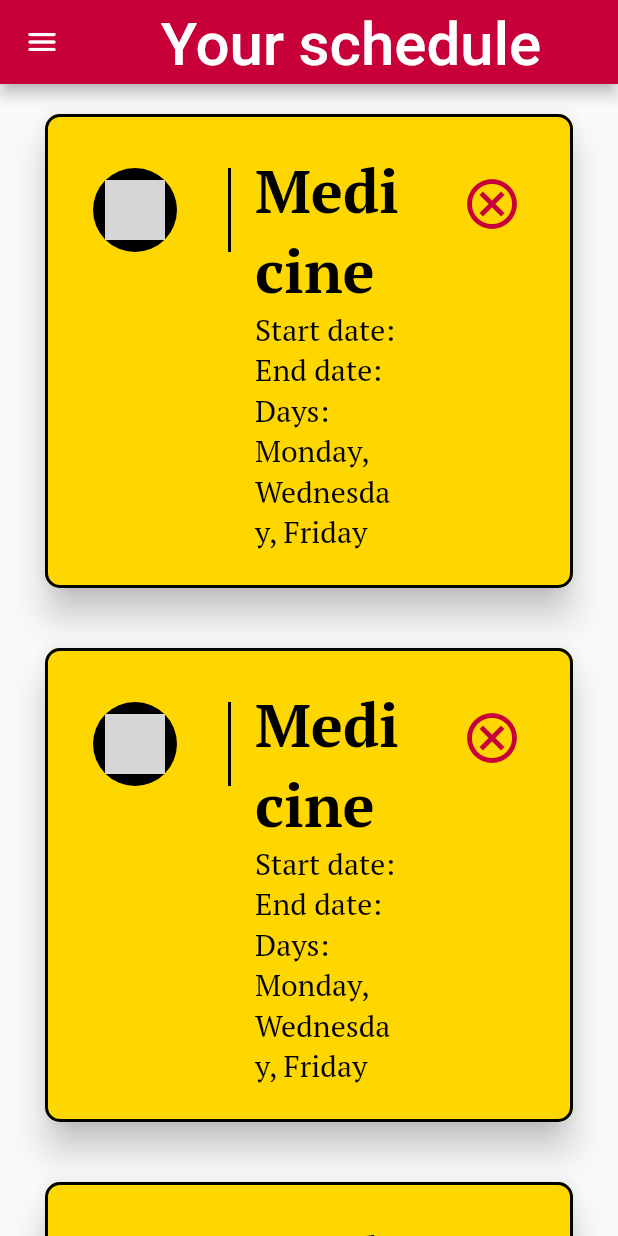
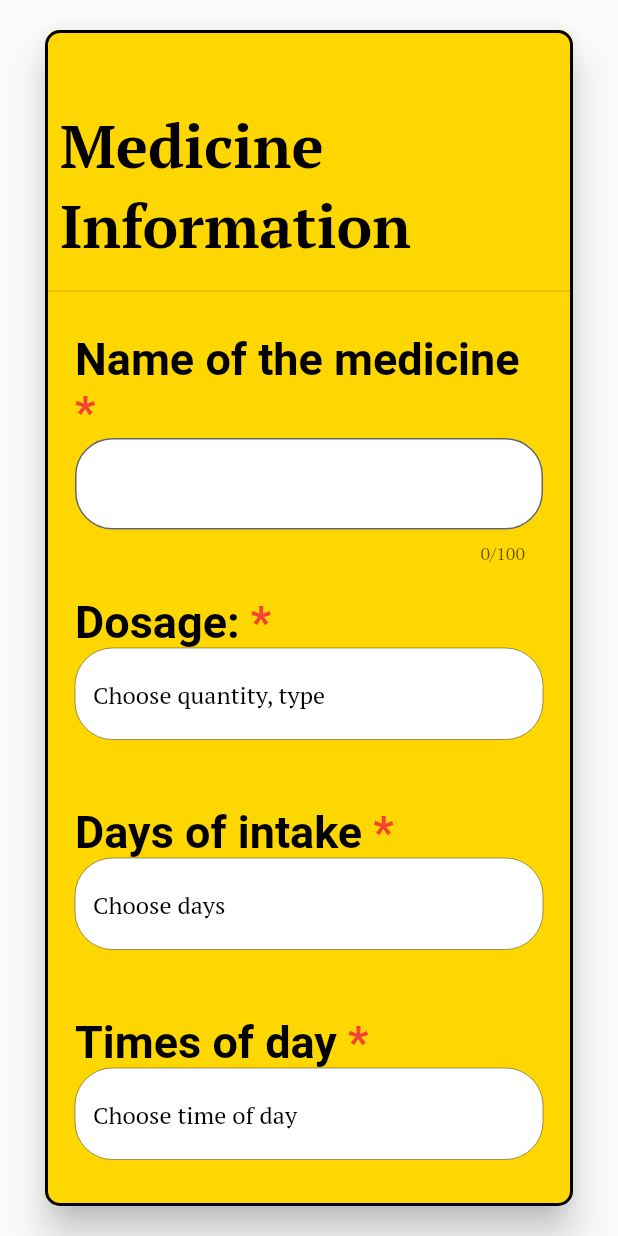
Before and after one commit to adviti-mishra/MediHealth, a Flutter app: the screen it shows after launch, on a phone screen of 412 x 824 dp. Run offline on Flutter 3.47's test engine with Material 2 defaults, Android fonts, the light colour scheme and no system bars; our stand-ins replace google_fonts; Roboto replaces fonts that are missing (Oleo Script Swash Caps); key blocks and very long unbroken strings in the code were emptied for the run; grey boxes are pictures that could not be loaded.

Commit message:
Add a medicine screen. TODO: fix date error:

```diff
--- a/lib/main.dart
+++ b/lib/main.dart
@@ -1,7 +1,8 @@
 import 'package:flutter/material.dart';
 import 'package:google_fonts/google_fonts.dart';
+import 'screens/inner_screens/add_medicine.dart';
 //import 'screens/auth/login.dart';
-import 'screens/medicine_screen.dart';
+//import 'screens/medicine_screen.dart';
 import '../../constants/color_shades.dart';
 
 void main() {
@@ -24,7 +25,7 @@ class MyApp extends StatelessWidget {
         //scaffoldBackgroundColor: ,
         primaryColor: ColorShades.text1,
       ),
-      home: const MedicineScreen(),
+      home: const AddMedicine(),
     );
   }
 }
--- a/lib/screens/auth/forgotpassword.dart
+++ b/lib/screens/auth/forgotpassword.dart
@@ -13,7 +13,7 @@ class ForgotPassword extends StatefulWidget {
 
 class _ForgotPasswordState extends State<ForgotPassword> {
   final TextEditingController _emailTextController =
-      TextEditingController(text: ' ');
+      TextEditingController();
   final _loginFormKey = GlobalKey<FormState>();
 
   @override
--- a/lib/screens/auth/login.dart
+++ b/lib/screens/auth/login.dart
@@ -14,9 +14,9 @@ class Login extends StatefulWidget {
 
 class _LoginState extends State<Login> {
   final TextEditingController _emailTextController =
-      TextEditingController(text: ' ');
+      TextEditingController();
   final TextEditingController _passwordTextController =
-      TextEditingController(text: ' ');
+      TextEditingController();
   bool _obscureText = true;
   final _loginFormKey = GlobalKey<FormState>();
 
--- a/lib/screens/auth/signup.dart
+++ b/lib/screens/auth/signup.dart
@@ -13,13 +13,13 @@ class SignUp extends StatefulWidget {
 
 class _SignUpState extends State<SignUp> {
   final TextEditingController _emailTextController =
-      TextEditingController(text: ' ');
+      TextEditingController();
   final TextEditingController _passwordTextController =
-      TextEditingController(text: ' ');
+      TextEditingController();
   final TextEditingController _firstnameTextController =
-      TextEditingController(text: ' ');
+      TextEditingController();
   final TextEditingController _lastnameTextController =
-      TextEditingController(text: ' ');
+      TextEditingController();
 
   bool _obscureText = true;
   final _signUpFormKey = GlobalKey<FormState>();
--- /dev/null
+++ b/lib/screens/inner_screens/add_medicine.dart
@@ -0,0 +1,367 @@
+import 'package:flutter/material.dart';
+import 'package:practice_app/constants/color_shades.dart';
+
+class AddMedicine extends StatefulWidget {
+  const AddMedicine({Key? key}) : super(key: key);
+  @override
+  _AddMedicine createState() => _AddMedicine();
+}
+
+class _AddMedicine extends State<AddMedicine> {
+  // initializing TextEditingControllers
+  final TextEditingController _medicineNameTextController =
+      TextEditingController();
+  final TextEditingController _medicineDosageTextController =
+      TextEditingController(text: 'Choose quantity, type');
+  final TextEditingController _medicineDaysTextController =
+      TextEditingController(text: 'Choose days');
+  final TextEditingController _medicineTimeofDayTextController =
+      TextEditingController(text: 'Choose time of day');
+
+  final TextEditingController _startDateTextController =
+      TextEditingController(text: 'Choose start date');
+  final TextEditingController _endDateTextController =
+      TextEditingController(text: 'Choose end date');
+  final TextEditingController _medicineDescriptionTextController =
+      TextEditingController();
+
+  final _uploadMedicineFormKey = GlobalKey<FormState>();
+
+  DateTime? startDate;
+  DateTime? endDate;
+
+  @override
+  // deconstructor : TextEditingControllers
+  void dispose() {
+    super.dispose();
+    _medicineNameTextController.dispose();
+    _medicineDaysTextController.dispose();
+    _medicineTimeofDayTextController.dispose();
+    _medicineDosageTextController.dispose();
+    _startDateTextController.dispose();
+    _endDateTextController.dispose();
+    _medicineDescriptionTextController.dispose();
+  }
+
+  RichText mandatoryHeader({required String desiredHeader}) {
+    return RichText(
+      text: TextSpan(
+        children: [
+          TextSpan(
+              text: desiredHeader,
+              style: TextStyle(
+                color: ColorShades.text2,
+                fontSize: 30,
+                fontWeight: FontWeight.bold,
+              )),
+          const TextSpan(
+              text: '*',
+              style: TextStyle(
+                color: Colors.red,
+                fontSize: 30,
+                fontWeight: FontWeight.bold,
+              )),
+        ],
+      ),
+    );
+  }
+
+  SizedBox verticalSpace(double desiredHeight) {
+    return SizedBox(height: desiredHeight);
+  }
+
+  void _uploadTaskForm() {
+    final isValid = _uploadMedicineFormKey.currentState!.validate();
+    if (isValid) {
+      print('it is valid');
+    } else {
+      print('it is not valid');
+    }
+  }
+
+  InkWell fieldValidation(
+      {required String valueKey,
+      required TextEditingController controller,
+      required bool enabled,
+      required Function ftor,
+      required int maxlength}) {
+    return InkWell(
+      onTap: () {
+        ftor();
+      },
+      child: TextFormField(
+        controller: controller,
+        enabled: enabled,
+        key: ValueKey(valueKey),
+        maxLines: valueKey == 'medicineDescription' ? 3 : 1,
+        maxLength: maxlength,
+        keyboardType: TextInputType.text,
+        validator: (value) {
+          if (value!.isEmpty) {
+            return "Please fill this field";
+          } else {
+            return null;
+          }
+        },
+        style: TextStyle(color: ColorShades.text2),
+        decoration: InputDecoration(
+          filled: true,
+          border: OutlineInputBorder(
+            borderRadius: BorderRadius.circular(25.0),
+          ),
+          fillColor: ColorShades.text1,
+          errorBorder: OutlineInputBorder(
+            borderSide: const BorderSide(color: Colors.red, width: 2.0),
+            borderRadius: BorderRadius.circular(25.0),
+          ),
+        ),
+      ),
+    );
+  }
+
+  void pickStartDateDialog() async {
+    startDate = await showDatePicker(
+      context: context,
+      initialDate: DateTime.now(),
+      firstDate: DateTime.now().subtract(const Duration(days: 0)),
+      lastDate: DateTime(2100),
+    );
+    //print('Start date picked$startDate');
+    if (startDate != null) {
+      setState(() {
+        _startDateTextController.text =
+            '${startDate!.year}-${startDate!.month}-${startDate!.day}';
+      });
+    }
+  }
+
+  void pickEndDateDialog() async {
+    endDate = await showDatePicker(
+      context: context,
+      initialDate: DateTime.now(),
+      firstDate: DateTime.now().subtract(const Duration(days: 0)),
+      lastDate: DateTime(2100),
+    );
+    //print('End date picked$endDate');
+    if (endDate != null) {
+      setState(() {
+        _endDateTextController.text =
+            '${endDate!.year}-${endDate!.month}-${endDate!.day}';
+      });
+    }
+  }
+
+  Form nameDosageDaysTimeStartEndDescription() {
+    return Form(
+      key: _uploadMedicineFormKey,
+      child: Column(
+        crossAxisAlignment: CrossAxisAlignment.start,
+        children: [
+          // Name of Medicine:
+          medicineNameField(),
+          // BLANK LINE
+          verticalSpace(20),
+          // Dosage:
+          dosageField(),
+          // BLANK LINE
+          verticalSpace(20),
+          // Days:
+          daysField(),
+          // BLANK LINE
+          verticalSpace(20),
+          // Times of the day:
+          timesofDayField(),
+          // BLANK LINE
+          verticalSpace(20),
+          // Start date of medication:
+          startDateField(),
+          // BLANK LINE
+          verticalSpace(20),
+          // Start date of medication:
+          endDateField(),
+          // BLANK LINE
+          verticalSpace(20),
+          // Additional info:
+          descriptionField(),
+          // BLANK LINE
+          verticalSpace(20),
+          // Add medicine BUTTON
+          uploadMedicineButton()
+        ],
+      ),
+    );
+  }
+
+  Column medicineNameField() {
+    return Column(children: [
+      Align(
+          alignment: Alignment.bottomLeft,
+          child: mandatoryHeader(desiredHeader: 'Name of the medicine ')),
+      fieldValidation(
+          valueKey: 'medicineName',
+          controller: _medicineNameTextController,
+          enabled: true,
+          ftor: () {},
+          maxlength: 100)
+    ]);
+  }
+
+  Column dosageField() {
+    return Column(children: [
+      Align(
+          alignment: Alignment.bottomLeft,
+          child: mandatoryHeader(desiredHeader: 'Dosage: ')),
+      fieldValidation(
+          valueKey: 'medicineDosage',
+          controller: _medicineDosageTextController,
+          enabled: false,
+          ftor: () {},
+          maxlength: 100)
+    ]);
+  }
+
+  Column daysField() {
+    return Column(children: [
+      Align(
+          alignment: Alignment.bottomLeft,
+          child: mandatoryHeader(desiredHeader: 'Days of intake ')),
+      fieldValidation(
+          valueKey: 'medicineDays',
+          controller: _medicineDaysTextController,
+          enabled: false,
+          ftor: () {},
+          maxlength: 100)
+    ]);
+  }
+
+  Column timesofDayField() {
+    return Column(children: [
+      Align(
+          alignment: Alignment.bottomLeft,
+          child: mandatoryHeader(desiredHeader: 'Times of day ')),
+      fieldValidation(
+          valueKey: 'medicineTimesofDay',
+          controller: _medicineTimeofDayTextController,
+          enabled: false,
+          ftor: () {},
+          maxlength: 100)
+    ]);
+  }
+
+  Column startDateField() {
+    return Column(children: [
+      Align(
+          alignment: Alignment.bottomLeft,
+          child: mandatoryHeader(
+              desiredHeader: 'Start date of medicine schedule ')),
+      fieldValidation(
+          valueKey: 'medicineStartDate',
+          controller: _startDateTextController,
+          enabled: false,
+          ftor: () {
+            pickStartDateDialog();
+          },
+          maxlength: 100)
+    ]);
+  }
+
+  Column endDateField() {
+    return Column(children: [
+      Align(
+          alignment: Alignment.bottomLeft,
+          child:
+              mandatoryHeader(desiredHeader: 'End date of medicine schedule ')),
+      fieldValidation(
+          valueKey: 'medicineEndDate',
+          controller: _endDateTextController,
+          enabled: false,
+          ftor: () {
+            pickEndDateDialog();
+          },
+          maxlength: 100)
+    ]);
+  }
+
+  Column descriptionField() {
+    return Column(children: [
+      Align(
+          alignment: Alignment.bottomLeft,
+          child: mandatoryHeader(desiredHeader: 'Additional information ')),
+      fieldValidation(
+          valueKey: 'medicineDescription',
+          controller: _medicineDescriptionTextController,
+          enabled: true,
+          ftor: () {},
+          maxlength: 100)
+    ]);
+  }
+
+  MaterialButton uploadMedicineButton() {
+    return MaterialButton(
+      onPressed: _uploadTaskForm,
+      color: ColorShades.primaryColor1,
+      shape: RoundedRectangleBorder(borderRadius: BorderRadius.circular(15)),
+      child: Padding(
+        padding: const EdgeInsets.symmetric(vertical: 10),
+        child: Row(
+          mainAxisAlignment: MainAxisAlignment.center,
+          children: [
+            Text(
+              'Add medicine ',
+              style: TextStyle(
+                color: ColorShades.text1,
+                fontWeight: FontWeight.bold,
+                fontSize: 20,
+              ),
+            ),
+            const SizedBox(
+              width: 10,
+            ),
+            Icon(
+              Icons.upload_file_outlined,
+              color: ColorShades.text1,
+            )
+          ],
+        ),
+      ),
+    );
+  }
+
+  @override
+  Widget build(BuildContext context) {
+    return Scaffold(
+      body: Card(
+        elevation: 10,
+        margin: const EdgeInsets.symmetric(horizontal: 30, vertical: 20),
+        shape: RoundedRectangleBorder(
+          side: const BorderSide(color: Colors.black, width: 2),
+          borderRadius: BorderRadius.circular(10),
+        ),
+        color: ColorShades.primaryColor3,
+        child: SingleChildScrollView(
+          child:
+              Column(crossAxisAlignment: CrossAxisAlignment.start, children: [
+            // Medicine Information
+            Padding(
+                padding: const EdgeInsets.only(top: 50, right: 10, left: 10),
+                child: Align(
+                    alignment: Alignment.center,
+                    child: Text('Medicine Information',
+                        style: TextStyle(
+                            color: ColorShades.text2,
+                            fontWeight: FontWeight.bold,
+                            fontSize: 40)))),
+            const SizedBox(height: 10),
+            //__________________________
+            const Divider(thickness: 1),
+            // <body>
+            Padding(
+              padding: const EdgeInsets.all(20.0),
+              child: nameDosageDaysTimeStartEndDescription(),
+            )
+          ]),
+        ),
+      ),
+    );
+  }
+}
--- a/lib/screens/medicine_screen.dart
+++ b/lib/screens/medicine_screen.dart
@@ -6,6 +6,18 @@ import '../../constants/color_shades.dart';
 
 class MedicineScreen extends StatelessWidget {
   const MedicineScreen({Key? key}) : super(key: key);
+
+  RawMaterialButton addButton() {
+    return RawMaterialButton(
+        child: Icon(
+          Icons.cancel_outlined,
+          color: ColorShades.primaryColor1,
+          size: 40,
+        ),
+        shape: const CircleBorder(),
+        onPressed: () {},
+          );
+  }
 
   @override
   Widget build(BuildContext context) {
@@ -30,9 +42,20 @@ class MedicineScreen extends StatelessWidget {
             },
           ),
         ),
-      body: ListView.builder(itemBuilder: (BuildContext context, int index) {
+      body:
+
+       /* Row(children: [
+          const Text('insert search bar here'),
+          const SizedBox(width: 200,),
+          addButton(),
+        ],),
+        */
+        ListView.builder(itemBuilder: (BuildContext context, int index) {
         return const MedicineWidget();
-      }),
-    );
+         })
+
+
+      );
+
   }
 }
--- a/lib/screens/widgets/drawer_widget.dart
+++ b/lib/screens/widgets/drawer_widget.dart
@@ -1,4 +1,5 @@
 import 'package:flutter/material.dart';
+import 'package:practice_app/screens/inner_screens/add_medicine.dart';
 import '../../constants/color_shades.dart';
 
 class DrawerWidget extends StatelessWidget {
@@ -29,11 +30,11 @@ class DrawerWidget extends StatelessWidget {
                 ),
                 Padding(
                     padding: const EdgeInsets.all(8.0),
-                    child: Text('Sign out',
+                    child: Text('Log out',
                         style: TextStyle(color: ColorShades.text2)))
               ],
             ),
-            content: Text("Do you want to sign out?",
+            content: Text("Do you want to log out?",
                 style: TextStyle(color: ColorShades.text2)),
             actions: [
               TextButton(
@@ -51,6 +52,11 @@ class DrawerWidget extends StatelessWidget {
     );
   }
 
+  void navigatetoAddMedicineScreen(context) {
+    Navigator.push(
+        context, MaterialPageRoute(builder: (context) => const AddMedicine()));
+  }
+
   @override
   Widget build(BuildContext context) {
     return Drawer(
@@ -60,6 +66,13 @@ class DrawerWidget extends StatelessWidget {
           decoration: BoxDecoration(color: ColorShades.text1),
           child: Image.network('assets/images/MediHealth_logo.png'),
         ),
+        const SizedBox(height: 30),
+        drawerMenuOption(
+            label: "Add a medicine",
+            icon: Icons.add,
+            ftor: () {
+              navigatetoAddMedicineScreen(context);
+            }),
         const SizedBox(height: 30),
         drawerMenuOption(label: "Account", icon: Icons.person, ftor: () {}),
         const SizedBox(height: 30),
@@ -80,7 +93,7 @@ class DrawerWidget extends StatelessWidget {
         ),
         const SizedBox(height: 30),
         drawerMenuOption(
-            label: "Logout",
+            label: "Log out",
             icon: Icons.logout_outlined,
             ftor: () {
               logOutPopup(context);
--- a/lib/screens/widgets/medicine_widget.dart
+++ b/lib/screens/widgets/medicine_widget.dart
@@ -120,7 +120,7 @@ class _MedicineWidgetState extends State<MedicineWidget> {
           side: const BorderSide(color: Colors.black, width: 2),
           borderRadius: BorderRadius.circular(10),
         ),
-        color: const Color(0xFFFFD700),
+        color: ColorShades.primaryColor3,
         child: medicineCardContent());
     // cancel
     // downarrow
```
Also changed, not shown: 1 other file.
